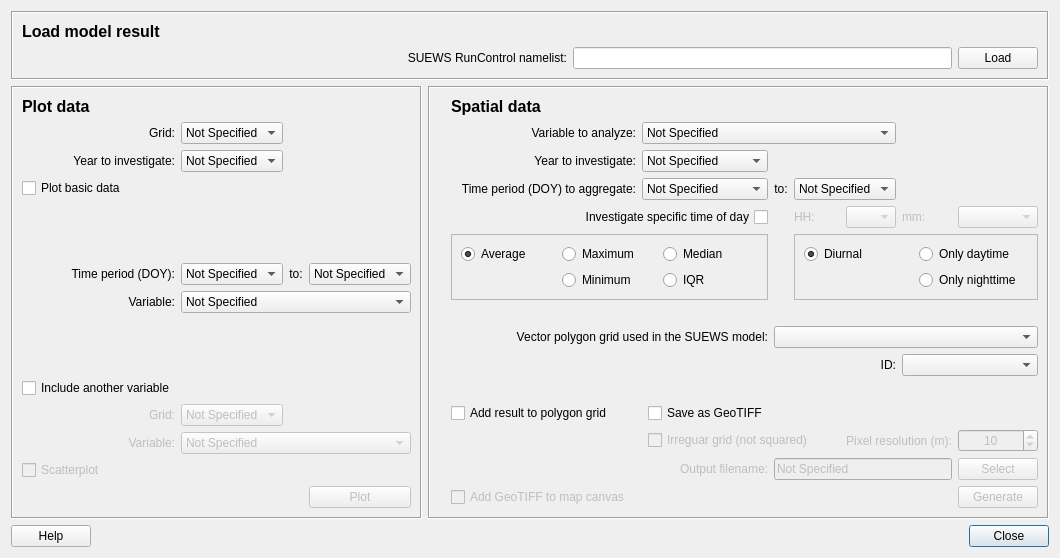
This is SUEWSAnalyzer/suews_analyzer_dialog_base.ui in UMEP-dev/UMEP as Qt 5 draws it before an edit. The edited form follows.
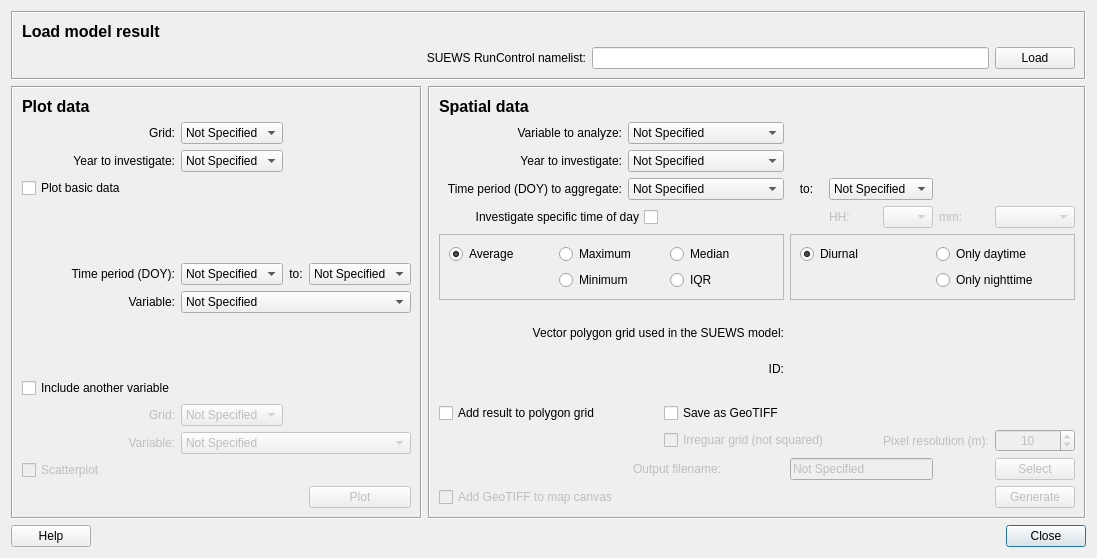
This is the edited form.

Commit message: 0.5.2 : Bug fixing in SUEWSSimple and Metdataprocessor. qgiscombomanager now replaced with QGIS core functions.

```diff
--- a/SUEWSAnalyzer/suews_analyzer_dialog_base.ui
+++ b/SUEWSAnalyzer/suews_analyzer_dialog_base.ui
@@ -6,7 +6,7 @@
    <rect>
     <x>0</x>
     <y>0</y>
-    <width>1006</width>
+    <width>1009</width>
     <height>558</height>
    </rect>
   </property>
@@ -444,128 +444,7 @@
       <enum>QFrame::Sunken</enum>
      </property>
      <layout class="QGridLayout" name="gridLayout_2">
-      <item row="9" column="7" colspan="5">
-       <widget class="QComboBox" name="comboBox_Polygrid">
-        <property name="enabled">
-         <bool>true</bool>
-        </property>
-        <property name="toolTip">
-         <string>Specify the grid that was used to generate the input data to the SUEWS model run of interest</string>
-        </property>
-       </widget>
-      </item>
-      <item row="3" column="2" colspan="3">
-       <widget class="QLabel" name="label_6">
-        <property name="text">
-         <string>Year to investigate:</string>
-        </property>
-        <property name="alignment">
-         <set>Qt::AlignRight|Qt::AlignTrailing|Qt::AlignVCenter</set>
-        </property>
-       </widget>
-      </item>
-      <item row="0" column="2">
-       <widget class="QLabel" name="label_31">
-        <property name="text">
-         <string>&lt;!DOCTYPE HTML PUBLIC &quot;-//W3C//DTD HTML 4.0//EN&quot; &quot;http://www.w3.org/TR/REC-html40/strict.dtd&quot;&gt;
-&lt;html&gt;&lt;head&gt;&lt;meta name=&quot;qrichtext&quot; content=&quot;1&quot; /&gt;&lt;style type=&quot;text/css&quot;&gt;
-p, li { white-space: pre-wrap; }
-&lt;/style&gt;&lt;/head&gt;&lt;body style=&quot; font-family:'MS Shell Dlg 2'; font-size:8pt; font-weight:400; font-style:normal;&quot;&gt;
-&lt;p style=&quot; margin-top:0px; margin-bottom:0px; margin-left:0px; margin-right:0px; -qt-block-indent:0; text-indent:0px;&quot;&gt;&lt;span style=&quot; font-size:12pt; font-weight:600;&quot;&gt;Spatial data&lt;/span&gt;&lt;/p&gt;&lt;/body&gt;&lt;/html&gt;</string>
-        </property>
-       </widget>
-      </item>
-      <item row="4" column="5" colspan="2">
-       <widget class="QComboBox" name="comboBox_SpatialDOYMin">
-        <property name="enabled">
-         <bool>true</bool>
-        </property>
-        <property name="toolTip">
-         <string>Specify the start time period to plot</string>
-        </property>
-        <item>
-         <property name="text">
-          <string>Not Specified</string>
-         </property>
-        </item>
-       </widget>
-      </item>
-      <item row="4" column="7">
-       <widget class="QLabel" name="label_11">
-        <property name="text">
-         <string>to:</string>
-        </property>
-        <property name="alignment">
-         <set>Qt::AlignCenter</set>
-        </property>
-       </widget>
-      </item>
-      <item row="3" column="5" colspan="2">
-       <widget class="QComboBox" name="comboBox_SpatialYYYY">
-        <property name="enabled">
-         <bool>true</bool>
-        </property>
-        <property name="toolTip">
-         <string>Specify one of the available years to plot</string>
-        </property>
-        <item>
-         <property name="text">
-          <string>Not Specified</string>
-         </property>
-        </item>
-       </widget>
-      </item>
-      <item row="13" column="11">
-       <widget class="QDoubleSpinBox" name="doubleSpinBoxRes">
-        <property name="enabled">
-         <bool>false</bool>
-        </property>
-        <property name="toolTip">
-         <string>When a irregular grid is used, a pixel resolution in meters must be specified</string>
-        </property>
-        <property name="alignment">
-         <set>Qt::AlignCenter</set>
-        </property>
-        <property name="decimals">
-         <number>0</number>
-        </property>
-        <property name="maximum">
-         <double>10000.000000000000000</double>
-        </property>
-        <property name="value">
-         <double>10.000000000000000</double>
-        </property>
-       </widget>
-      </item>
-      <item row="13" column="9" colspan="2">
-       <widget class="QLabel" name="label_2">
-        <property name="enabled">
-         <bool>false</bool>
-        </property>
-        <property name="text">
-         <string>Pixel resolution (m):</string>
-        </property>
-        <property name="alignment">
-         <set>Qt::AlignRight|Qt::AlignTrailing|Qt::AlignVCenter</set>
-        </property>
-       </widget>
-      </item>
-      <item row="4" column="8" colspan="2">
-       <widget class="QComboBox" name="comboBox_SpatialDOYMax">
-        <property name="enabled">
-         <bool>true</bool>
-        </property>
-        <property name="toolTip">
-         <string>Specify the end time period to plot</string>
-        </property>
-        <item>
-         <property name="text">
-          <string>Not Specified</string>
-         </property>
-        </item>
-       </widget>
-      </item>
-      <item row="2" column="2" colspan="3">
+      <item row="1" column="0" colspan="2">
        <widget class="QLabel" name="label_35">
         <property name="enabled">
          <bool>true</bool>
@@ -581,218 +460,7 @@
         </property>
        </widget>
       </item>
-      <item row="15" column="11">
-       <widget class="QPushButton" name="runButtonSpatial">
-        <property name="enabled">
-         <bool>false</bool>
-        </property>
-        <property name="cursor">
-         <cursorShape>ArrowCursor</cursorShape>
-        </property>
-        <property name="toolTip">
-         <string>Starts the spatial processing/analysis</string>
-        </property>
-        <property name="text">
-         <string>Generate</string>
-        </property>
-       </widget>
-      </item>
-      <item row="14" column="3" colspan="4">
-       <widget class="QLabel" name="label_4">
-        <property name="enabled">
-         <bool>false</bool>
-        </property>
-        <property name="text">
-         <string>Output filename:</string>
-        </property>
-        <property name="alignment">
-         <set>Qt::AlignRight|Qt::AlignTrailing|Qt::AlignVCenter</set>
-        </property>
-       </widget>
-      </item>
-      <item row="14" column="7" colspan="4">
-       <widget class="QLineEdit" name="textOutput">
-        <property name="enabled">
-         <bool>false</bool>
-        </property>
-        <property name="toolTip">
-         <string>Name of the GeoTIFF to be saved</string>
-        </property>
-        <property name="text">
-         <string>Not Specified</string>
-        </property>
-       </widget>
-      </item>
-      <item row="14" column="11">
-       <widget class="QPushButton" name="pushButtonSave">
-        <property name="enabled">
-         <bool>false</bool>
-        </property>
-        <property name="text">
-         <string>Select</string>
-        </property>
-       </widget>
-      </item>
-      <item row="15" column="2" colspan="2">
-       <widget class="QCheckBox" name="checkBoxIntoCanvas">
-        <property name="enabled">
-         <bool>false</bool>
-        </property>
-        <property name="toolTip">
-         <string>All analysis specified above will be added to the map canvas if this box is ticked in</string>
-        </property>
-        <property name="text">
-         <string>Add GeoTIFF to map canvas</string>
-        </property>
-       </widget>
-      </item>
-      <item row="9" column="2" colspan="5">
-       <widget class="QLabel" name="label_3">
-        <property name="text">
-         <string>Vector polygon grid used in the SUEWS model:</string>
-        </property>
-        <property name="alignment">
-         <set>Qt::AlignRight|Qt::AlignTrailing|Qt::AlignVCenter</set>
-        </property>
-        <property name="buddy">
-         <cstring>comboBox_Polygrid</cstring>
-        </property>
-       </widget>
-      </item>
-      <item row="10" column="9">
-       <widget class="QLabel" name="label_7">
-        <property name="text">
-         <string>ID:</string>
-        </property>
-        <property name="alignment">
-         <set>Qt::AlignRight|Qt::AlignTrailing|Qt::AlignVCenter</set>
-        </property>
-       </widget>
-      </item>
-      <item row="8" column="6">
-       <spacer name="verticalSpacer_3">
-        <property name="orientation">
-         <enum>Qt::Vertical</enum>
-        </property>
-        <property name="sizeHint" stdset="0">
-         <size>
-          <width>20</width>
-          <height>40</height>
-         </size>
-        </property>
-       </spacer>
-      </item>
-      <item row="11" column="6">
-       <spacer name="verticalSpacer_2">
-        <property name="orientation">
-         <enum>Qt::Vertical</enum>
-        </property>
-        <property name="sizeHint" stdset="0">
-         <size>
-          <width>20</width>
-          <height>40</height>
-         </size>
-        </property>
-       </spacer>
-      </item>
-      <item row="10" column="10" colspan="2">
-       <widget class="QComboBox" name="comboBox_Field">
-        <property name="toolTip">
-         <string>Specify the attribute ID used to generate the input data to the SUEWS model run of interest</string>
-        </property>
-       </widget>
-      </item>
-      <item row="12" column="6">
-       <widget class="QCheckBox" name="addResultToGeotiff">
-        <property name="toolTip">
-         <string>Tick this in to generate a raster grid from the analyze settings specified</string>
-        </property>
-        <property name="text">
-         <string>Save as GeoTIFF</string>
-        </property>
-       </widget>
-      </item>
-      <item row="12" column="2">
-       <widget class="QCheckBox" name="addResultToGrid">
-        <property name="toolTip">
-         <string>Tick this box to add the results in the attribute table of the grid specified. PLoygon grid need to be reloaded for changes to appear in the atttribute table.</string>
-        </property>
-        <property name="text">
-         <string>Add result to polygon grid</string>
-        </property>
-       </widget>
-      </item>
-      <item row="13" column="6" colspan="3">
-       <widget class="QCheckBox" name="checkBoxIrregular">
-        <property name="enabled">
-         <bool>false</bool>
-        </property>
-        <property name="toolTip">
-         <string>Tick this in if a grid is irregular i.e. not squared and aligned north to south</string>
-        </property>
-        <property name="text">
-         <string>Irreguar grid (not squared)</string>
-        </property>
-       </widget>
-      </item>
-      <item row="2" column="5" colspan="5">
-       <widget class="QComboBox" name="comboBox_SpatialVariable">
-        <property name="enabled">
-         <bool>true</bool>
-        </property>
-        <property name="toolTip">
-         <string>Select a listed variable to process. If no variable is available, then no data if found in the Model output folder</string>
-        </property>
-        <item>
-         <property name="text">
-          <string>Not Specified</string>
-         </property>
-        </item>
-       </widget>
-      </item>
-      <item row="6" column="8" colspan="4">
-       <widget class="QFrame" name="frame_2">
-        <property name="enabled">
-         <bool>true</bool>
-        </property>
-        <property name="toolTip">
-         <string>Specify what part of each day to include in the analysis</string>
-        </property>
-        <property name="frameShape">
-         <enum>QFrame::StyledPanel</enum>
-        </property>
-        <property name="frameShadow">
-         <enum>QFrame::Raised</enum>
-        </property>
-        <layout class="QGridLayout" name="gridLayout_6">
-         <item row="0" column="0">
-          <widget class="QRadioButton" name="radioButtonDiurnal">
-           <property name="text">
-            <string>Diurnal</string>
-           </property>
-           <property name="checked">
-            <bool>true</bool>
-           </property>
-          </widget>
-         </item>
-         <item row="0" column="1">
-          <widget class="QRadioButton" name="radioButtonDaytime">
-           <property name="text">
-            <string>Only daytime</string>
-           </property>
-          </widget>
-         </item>
-         <item row="1" column="1">
-          <widget class="QRadioButton" name="radioButtonNighttime">
-           <property name="text">
-            <string>Only nighttime</string>
-           </property>
-          </widget>
-         </item>
-        </layout>
-       </widget>
-      </item>
-      <item row="6" column="2" colspan="5">
+      <item row="5" column="0" colspan="5">
        <widget class="QFrame" name="frame">
         <property name="toolTip">
          <string>Specify statistical method</string>
@@ -845,7 +513,77 @@
         </layout>
        </widget>
       </item>
-      <item row="5" column="2" colspan="5">
+      <item row="2" column="2" colspan="3">
+       <widget class="QComboBox" name="comboBox_SpatialYYYY">
+        <property name="enabled">
+         <bool>true</bool>
+        </property>
+        <property name="toolTip">
+         <string>Specify one of the available years to plot</string>
+        </property>
+        <item>
+         <property name="text">
+          <string>Not Specified</string>
+         </property>
+        </item>
+       </widget>
+      </item>
+      <item row="4" column="8">
+       <widget class="QLabel" name="label_12">
+        <property name="enabled">
+         <bool>false</bool>
+        </property>
+        <property name="layoutDirection">
+         <enum>Qt::RightToLeft</enum>
+        </property>
+        <property name="text">
+         <string>mm:</string>
+        </property>
+       </widget>
+      </item>
+      <item row="9" column="5" colspan="4">
+       <widget class="QWidget" name="widgetField" native="true">
+        <property name="enabled">
+         <bool>true</bool>
+        </property>
+        <property name="minimumSize">
+         <size>
+          <width>125</width>
+          <height>30</height>
+         </size>
+        </property>
+        <property name="layoutDirection">
+         <enum>Qt::LeftToRight</enum>
+        </property>
+        <layout class="QGridLayout" name="gridLayout_15"/>
+       </widget>
+      </item>
+      <item row="2" column="0" colspan="2">
+       <widget class="QLabel" name="label_6">
+        <property name="text">
+         <string>Year to investigate:</string>
+        </property>
+        <property name="alignment">
+         <set>Qt::AlignRight|Qt::AlignTrailing|Qt::AlignVCenter</set>
+        </property>
+       </widget>
+      </item>
+      <item row="3" column="6" colspan="2">
+       <widget class="QComboBox" name="comboBox_SpatialDOYMax">
+        <property name="enabled">
+         <bool>true</bool>
+        </property>
+        <property name="toolTip">
+         <string>Specify the end time period to plot</string>
+        </property>
+        <item>
+         <property name="text">
+          <string>Not Specified</string>
+         </property>
+        </item>
+       </widget>
+      </item>
+      <item row="4" column="0" colspan="3">
        <widget class="QCheckBox" name="checkBox_TOD">
         <property name="layoutDirection">
          <enum>Qt::RightToLeft</enum>
@@ -855,7 +593,130 @@
         </property>
        </widget>
       </item>
-      <item row="4" column="0" colspan="5">
+      <item row="4" column="6">
+       <widget class="QLabel" name="label_13">
+        <property name="enabled">
+         <bool>false</bool>
+        </property>
+        <property name="layoutDirection">
+         <enum>Qt::RightToLeft</enum>
+        </property>
+        <property name="text">
+         <string>HH:</string>
+        </property>
+       </widget>
+      </item>
+      <item row="6" column="3" colspan="2">
+       <spacer name="verticalSpacer_3">
+        <property name="orientation">
+         <enum>Qt::Vertical</enum>
+        </property>
+        <property name="sizeHint" stdset="0">
+         <size>
+          <width>20</width>
+          <height>40</height>
+         </size>
+        </property>
+       </spacer>
+      </item>
+      <item row="8" column="0" colspan="5">
+       <widget class="QLabel" name="label_3">
+        <property name="text">
+         <string>Vector polygon grid used in the SUEWS model:</string>
+        </property>
+        <property name="alignment">
+         <set>Qt::AlignRight|Qt::AlignTrailing|Qt::AlignVCenter</set>
+        </property>
+       </widget>
+      </item>
+      <item row="15" column="9">
+       <widget class="QPushButton" name="runButtonSpatial">
+        <property name="enabled">
+         <bool>false</bool>
+        </property>
+        <property name="cursor">
+         <cursorShape>ArrowCursor</cursorShape>
+        </property>
+        <property name="toolTip">
+         <string>Starts the spatial processing/analysis</string>
+        </property>
+        <property name="text">
+         <string>Generate</string>
+        </property>
+       </widget>
+      </item>
+      <item row="15" column="0" colspan="2">
+       <widget class="QCheckBox" name="checkBoxIntoCanvas">
+        <property name="enabled">
+         <bool>false</bool>
+        </property>
+        <property name="toolTip">
+         <string>All analysis specified above will be added to the map canvas if this box is ticked in</string>
+        </property>
+        <property name="text">
+         <string>Add GeoTIFF to map canvas</string>
+        </property>
+       </widget>
+      </item>
+      <item row="14" column="9">
+       <widget class="QPushButton" name="pushButtonSave">
+        <property name="enabled">
+         <bool>false</bool>
+        </property>
+        <property name="text">
+         <string>Select</string>
+        </property>
+       </widget>
+      </item>
+      <item row="14" column="5" colspan="3">
+       <widget class="QLineEdit" name="textOutput">
+        <property name="enabled">
+         <bool>false</bool>
+        </property>
+        <property name="toolTip">
+         <string>Name of the GeoTIFF to be saved</string>
+        </property>
+        <property name="text">
+         <string>Not Specified</string>
+        </property>
+       </widget>
+      </item>
+      <item row="14" column="1" colspan="3">
+       <widget class="QLabel" name="label_4">
+        <property name="enabled">
+         <bool>false</bool>
+        </property>
+        <property name="text">
+         <string>Output filename:</string>
+        </property>
+        <property name="alignment">
+         <set>Qt::AlignRight|Qt::AlignTrailing|Qt::AlignVCenter</set>
+        </property>
+       </widget>
+      </item>
+      <item row="13" column="9">
+       <widget class="QDoubleSpinBox" name="doubleSpinBoxRes">
+        <property name="enabled">
+         <bool>false</bool>
+        </property>
+        <property name="toolTip">
+         <string>When a irregular grid is used, a pixel resolution in meters must be specified</string>
+        </property>
+        <property name="alignment">
+         <set>Qt::AlignCenter</set>
+        </property>
+        <property name="decimals">
+         <number>0</number>
+        </property>
+        <property name="maximum">
+         <double>10000.000000000000000</double>
+        </property>
+        <property name="value">
+         <double>10.000000000000000</double>
+        </property>
+       </widget>
+      </item>
+      <item row="3" column="0" colspan="2">
        <widget class="QLabel" name="label">
         <property name="text">
          <string>Time period (DOY) to aggregate:</string>
@@ -865,19 +726,144 @@
         </property>
        </widget>
       </item>
-      <item row="5" column="11">
-       <widget class="QComboBox" name="comboBox_mm">
+      <item row="13" column="7" colspan="2">
+       <widget class="QLabel" name="label_2">
         <property name="enabled">
          <bool>false</bool>
         </property>
+        <property name="text">
+         <string>Pixel resolution (m):</string>
+        </property>
+        <property name="alignment">
+         <set>Qt::AlignRight|Qt::AlignTrailing|Qt::AlignVCenter</set>
+        </property>
+       </widget>
+      </item>
+      <item row="13" column="3" colspan="4">
+       <widget class="QCheckBox" name="checkBoxIrregular">
+        <property name="enabled">
+         <bool>false</bool>
+        </property>
+        <property name="toolTip">
+         <string>Tick this in if a grid is irregular i.e. not squared and aligned north to south</string>
+        </property>
+        <property name="text">
+         <string>Irreguar grid (not squared)</string>
+        </property>
+       </widget>
+      </item>
+      <item row="12" column="3" colspan="2">
+       <widget class="QCheckBox" name="addResultToGeotiff">
+        <property name="toolTip">
+         <string>Tick this in to generate a raster grid from the analyze settings specified</string>
+        </property>
+        <property name="text">
+         <string>Save as GeoTIFF</string>
+        </property>
+       </widget>
+      </item>
+      <item row="9" column="4">
+       <widget class="QLabel" name="label_7">
+        <property name="text">
+         <string>ID:</string>
+        </property>
+        <property name="alignment">
+         <set>Qt::AlignRight|Qt::AlignTrailing|Qt::AlignVCenter</set>
+        </property>
+       </widget>
+      </item>
+      <item row="12" column="0">
+       <widget class="QCheckBox" name="addResultToGrid">
+        <property name="toolTip">
+         <string>Tick this box to add the results in the attribute table of the grid specified. PLoygon grid need to be reloaded for changes to appear in the atttribute table.</string>
+        </property>
+        <property name="text">
+         <string>Add result to polygon grid</string>
+        </property>
+       </widget>
+      </item>
+      <item row="11" column="3" colspan="2">
+       <spacer name="verticalSpacer_2">
+        <property name="orientation">
+         <enum>Qt::Vertical</enum>
+        </property>
+        <property name="sizeHint" stdset="0">
+         <size>
+          <width>20</width>
+          <height>40</height>
+         </size>
+        </property>
+       </spacer>
+      </item>
+      <item row="3" column="5">
+       <widget class="QLabel" name="label_11">
+        <property name="text">
+         <string>to:</string>
+        </property>
+        <property name="alignment">
+         <set>Qt::AlignCenter</set>
+        </property>
+       </widget>
+      </item>
+      <item row="8" column="5" colspan="4">
+       <widget class="QWidget" name="widgetPolygrid" native="true">
+        <property name="enabled">
+         <bool>true</bool>
+        </property>
+        <property name="minimumSize">
+         <size>
+          <width>175</width>
+          <height>30</height>
+         </size>
+        </property>
+        <property name="layoutDirection">
+         <enum>Qt::LeftToRight</enum>
+        </property>
+        <layout class="QGridLayout" name="gridLayout_7"/>
+       </widget>
+      </item>
+      <item row="1" column="2" colspan="3">
+       <widget class="QComboBox" name="comboBox_SpatialVariable">
+        <property name="enabled">
+         <bool>true</bool>
+        </property>
+        <property name="toolTip">
+         <string>Select a listed variable to process. If no variable is available, then no data if found in the Model output folder</string>
+        </property>
         <item>
          <property name="text">
-          <string/>
+          <string>Not Specified</string>
          </property>
         </item>
        </widget>
       </item>
-      <item row="5" column="9">
+      <item row="0" column="0">
+       <widget class="QLabel" name="label_31">
+        <property name="text">
+         <string>&lt;!DOCTYPE HTML PUBLIC &quot;-//W3C//DTD HTML 4.0//EN&quot; &quot;http://www.w3.org/TR/REC-html40/strict.dtd&quot;&gt;
+&lt;html&gt;&lt;head&gt;&lt;meta name=&quot;qrichtext&quot; content=&quot;1&quot; /&gt;&lt;style type=&quot;text/css&quot;&gt;
+p, li { white-space: pre-wrap; }
+&lt;/style&gt;&lt;/head&gt;&lt;body style=&quot; font-family:'MS Shell Dlg 2'; font-size:8pt; font-weight:400; font-style:normal;&quot;&gt;
+&lt;p style=&quot; margin-top:0px; margin-bottom:0px; margin-left:0px; margin-right:0px; -qt-block-indent:0; text-indent:0px;&quot;&gt;&lt;span style=&quot; font-size:12pt; font-weight:600;&quot;&gt;Spatial data&lt;/span&gt;&lt;/p&gt;&lt;/body&gt;&lt;/html&gt;</string>
+        </property>
+       </widget>
+      </item>
+      <item row="3" column="2" colspan="3">
+       <widget class="QComboBox" name="comboBox_SpatialDOYMin">
+        <property name="enabled">
+         <bool>true</bool>
+        </property>
+        <property name="toolTip">
+         <string>Specify the start time period to plot</string>
+        </property>
+        <item>
+         <property name="text">
+          <string>Not Specified</string>
+         </property>
+        </item>
+       </widget>
+      </item>
+      <item row="4" column="7">
        <widget class="QComboBox" name="comboBox_HH">
         <property name="enabled">
          <bool>false</bool>
@@ -1009,30 +995,58 @@
         </item>
        </widget>
       </item>
-      <item row="5" column="10">
-       <widget class="QLabel" name="label_12">
+      <item row="5" column="5" colspan="5">
+       <widget class="QFrame" name="frame_2">
         <property name="enabled">
-         <bool>false</bool>
+         <bool>true</bool>
         </property>
-        <property name="layoutDirection">
-         <enum>Qt::RightToLeft</enum>
+        <property name="toolTip">
+         <string>Specify what part of each day to include in the analysis</string>
         </property>
-        <property name="text">
-         <string>mm:</string>
+        <property name="frameShape">
+         <enum>QFrame::StyledPanel</enum>
         </property>
+        <property name="frameShadow">
+         <enum>QFrame::Raised</enum>
+        </property>
+        <layout class="QGridLayout" name="gridLayout_6">
+         <item row="0" column="0">
+          <widget class="QRadioButton" name="radioButtonDiurnal">
+           <property name="text">
+            <string>Diurnal</string>
+           </property>
+           <property name="checked">
+            <bool>true</bool>
+           </property>
+          </widget>
+         </item>
+         <item row="0" column="1">
+          <widget class="QRadioButton" name="radioButtonDaytime">
+           <property name="text">
+            <string>Only daytime</string>
+           </property>
+          </widget>
+         </item>
+         <item row="1" column="1">
+          <widget class="QRadioButton" name="radioButtonNighttime">
+           <property name="text">
+            <string>Only nighttime</string>
+           </property>
+          </widget>
+         </item>
+        </layout>
        </widget>
       </item>
-      <item row="5" column="8">
-       <widget class="QLabel" name="label_13">
+      <item row="4" column="9">
+       <widget class="QComboBox" name="comboBox_mm">
         <property name="enabled">
          <bool>false</bool>
         </property>
-        <property name="layoutDirection">
-         <enum>Qt::RightToLeft</enum>
-        </property>
-        <property name="text">
-         <string>HH:</string>
-        </property>
+        <item>
+         <property name="text">
+          <string/>
+         </property>
+        </item>
        </widget>
       </item>
      </layout>
```
The commit also changes 40 other files.
